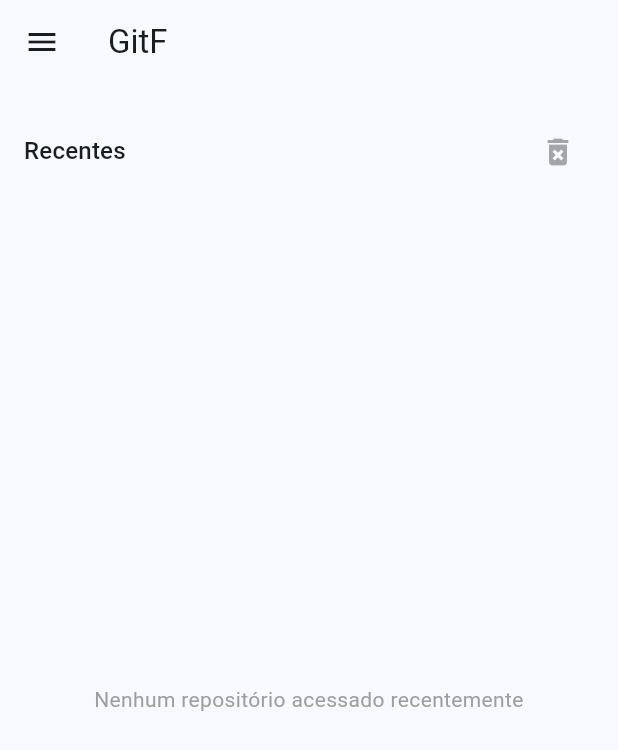
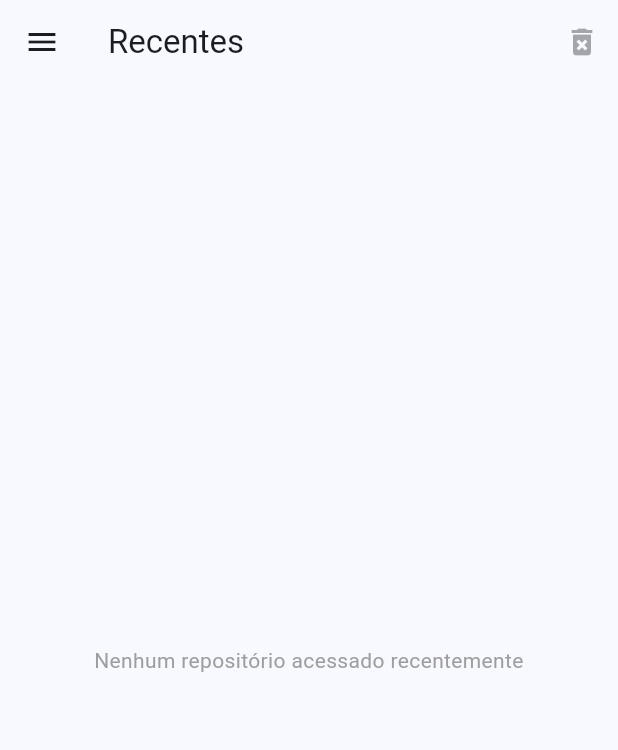
Before and after one commit to eduardoazvd17/gitf, a Flutter app: the screen it shows after launch, on a phone screen of 412 x 824 dp. Shown: the top 750 px of the screen. Run offline on Flutter 3.47's test engine with Material 3 defaults, Android fonts, the light colour scheme and no system bars; our stand-ins replace file_picker, shared_preferences; missing offline and left inert: open_dir, shell.

Commit message:
Changing UI

```diff
--- a/lib/pages/start_page.dart
+++ b/lib/pages/start_page.dart
@@ -31,9 +31,6 @@ class _StartPageState extends State<StartPage> {
     return LayoutBuilder(builder: (context, constraints) {
       if (constraints.maxWidth >= 768) {
         return Scaffold(
-          appBar: AppBar(
-            title: const Text('GitF'),
-          ),
           body: Padding(
             padding: const EdgeInsets.all(16.0),
             child: Row(
@@ -43,7 +40,7 @@ class _StartPageState extends State<StartPage> {
                   padding: EdgeInsets.only(right: 12.0),
                   child: VerticalDivider(),
                 ),
-                Expanded(child: _recentsContent),
+                Expanded(child: _recentsContent()),
               ],
             ),
           ),
@@ -62,22 +59,32 @@ class _StartPageState extends State<StartPage> {
                   child: _menuContent,
                 ),
               ],
-          )),
+            ),
+          ),
           appBar: AppBar(
-            title: const Text('GitF'),
+            title: const Text('Recentes'),
+            actions: [
+              IconButton(
+                onPressed:
+                    (_isLoading || _recents.isEmpty) ? null : _clearRecents,
+                color: Colors.red,
+                icon: const Icon(Icons.delete_forever),
+              ),
+            ],
           ),
           body: Padding(
             padding: const EdgeInsets.all(16.0),
-            child: _recentsContent,
+            child: _recentsContent(showHeader: false),
           ),
         );
       }
     });
   }
 
-  Widget get _recentsContent => Column(
+  Widget _recentsContent({bool showHeader = true}) => Column(
         crossAxisAlignment: CrossAxisAlignment.start,
         children: [
+          if (showHeader)
             Padding(
               padding: const EdgeInsets.only(top: 5),
               child: Row(
@@ -85,7 +92,7 @@ class _StartPageState extends State<StartPage> {
                 children: [
                   Text(
                     'Recentes',
-                  style: Theme.of(context).textTheme.titleMedium,
+                    style: Theme.of(context).textTheme.titleLarge,
                   ),
                   IconButton(
                     onPressed:
```
Lines whose indentation alone changed are shown as unchanged.
